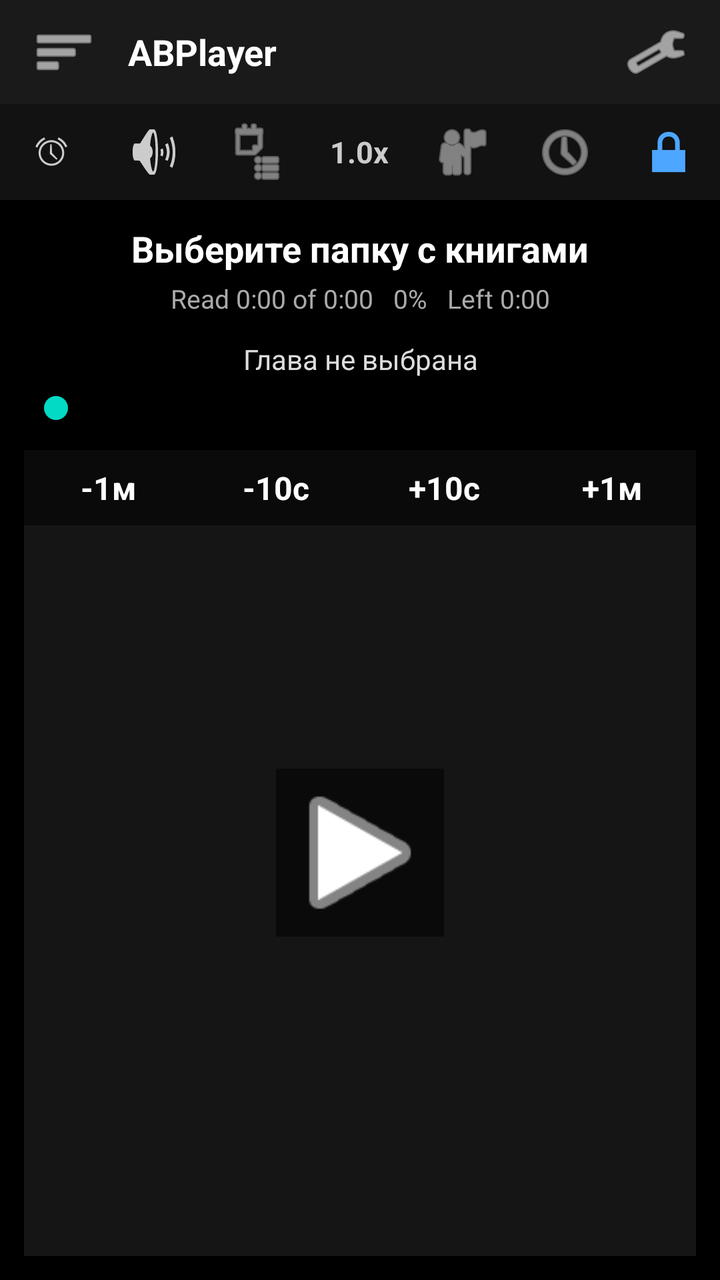
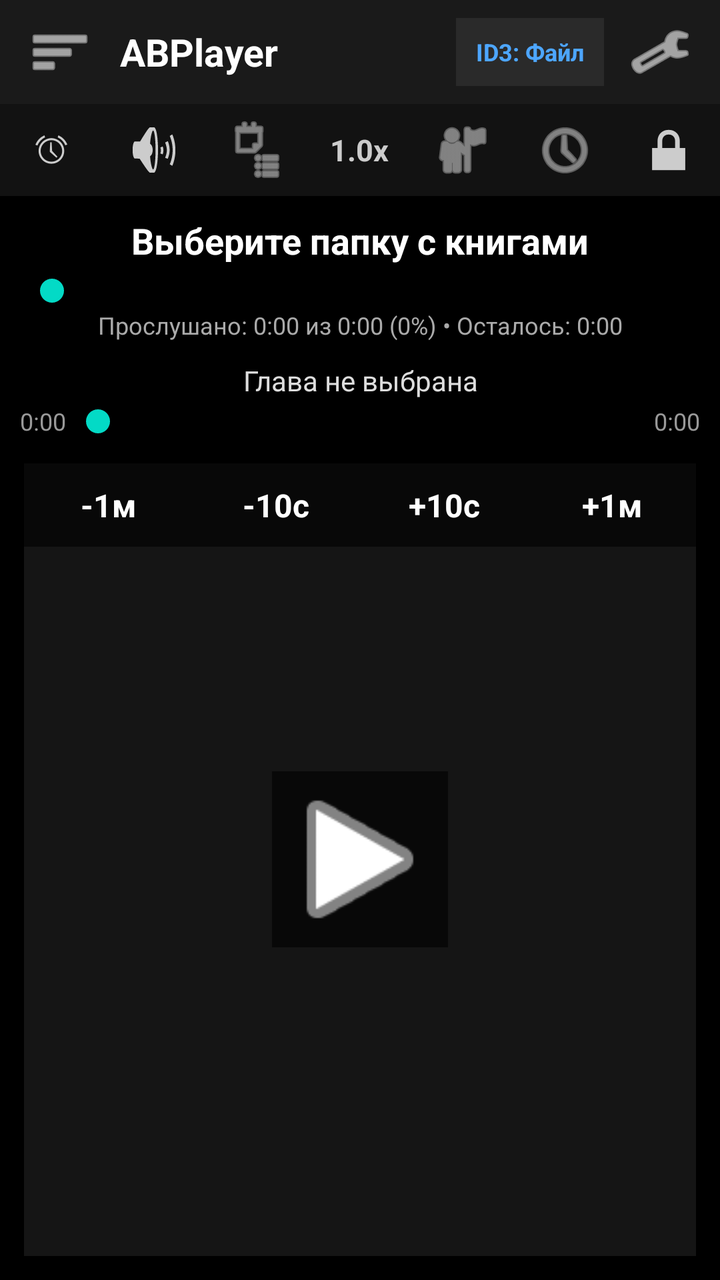

Two renders of the same Android screen: before a commit and after it. Below are the layout's source before the change and the commit's diff.
<!-- AndroidManifest.xml: application theme Theme.MaterialComponents.DayNight.NoActionBar -->
<!-- res/layout/activity_main.xml -->
<?xml version="1.0" encoding="utf-8"?>

<LinearLayout xmlns:android="http://schemas.android.com/apk/res/android"
    android:layout_width="match_parent"
    android:layout_height="match_parent"
    android:background="#000000"
    android:orientation="vertical">

    <LinearLayout
        android:layout_width="match_parent"
        android:layout_height="52dp"
        android:background="#1A1A1A"
        android:gravity="center_vertical"
        android:orientation="horizontal"
        android:paddingHorizontal="12dp">

        <ImageButton
            android:id="@+id/btnLibrary"
            android:layout_width="40dp"
            android:layout_height="40dp"
            android:background="?attr/selectableItemBackgroundBorderless"
            android:src="@android:drawable/ic_menu_sort_by_size"
            android:tint="#FFFFFF" />

        <TextView
            android:layout_width="0dp"
            android:layout_height="wrap_content"
            android:layout_marginStart="12dp"
            android:layout_weight="1"
            android:text="ABPlayer"
            android:textColor="#FFFFFF"
            android:textSize="18sp"
            android:textStyle="bold" />

        <ImageButton
            android:id="@+id/btnSettings"
            android:layout_width="40dp"
            android:layout_height="40dp"
            android:background="?attr/selectableItemBackgroundBorderless"
            android:src="@android:drawable/ic_menu_preferences"
            android:tint="#FFFFFF" />
    </LinearLayout>

    <LinearLayout
        android:id="@+id/toolbarPanel"
        android:layout_width="match_parent"
        android:layout_height="48dp"
        android:background="#121212"
        android:gravity="center"
        android:orientation="horizontal">

        <ImageButton
            android:id="@+id/btnSleep"
            android:layout_width="0dp"
            android:layout_height="match_parent"
            android:layout_weight="1"
            android:background="?attr/selectableItemBackgroundBorderless"
            android:src="@android:drawable/ic_lock_idle_alarm"
            android:tint="#CCCCCC" />

        <ImageButton
            android:id="@+id/btnAudio"
            android:layout_width="0dp"
            android:layout_height="match_parent"
            android:layout_weight="1"
            android:background="?attr/selectableItemBackgroundBorderless"
            android:src="@android:drawable/ic_lock_silent_mode_off"
            android:tint="#CCCCCC" />

        <ImageButton
            android:id="@+id/btnChapters"
            android:layout_width="0dp"
            android:layout_height="match_parent"
            android:layout_weight="1"
            android:background="?attr/selectableItemBackgroundBorderless"
            android:src="@android:drawable/ic_menu_agenda"
            android:tint="#CCCCCC" />

        <TextView
            android:id="@+id/btnSpeed"
            android:layout_width="0dp"
            android:layout_height="match_parent"
            android:layout_weight="1"
            android:gravity="center"
            android:text="1.0x"
            android:textColor="#CCCCCC"
            android:textSize="15sp"
            android:textStyle="bold" />

        <ImageButton
            android:id="@+id/btnCharacters"
            android:layout_width="0dp"
            android:layout_height="match_parent"
            android:layout_weight="1"
            android:background="?attr/selectableItemBackgroundBorderless"
            android:src="@android:drawable/ic_menu_myplaces"
            android:tint="#CCCCCC" />

        <ImageButton
            android:id="@+id/btnHistory"
            android:layout_width="0dp"
            android:layout_height="match_parent"
            android:layout_weight="1"
            android:background="?attr/selectableItemBackgroundBorderless"
            android:src="@android:drawable/ic_menu_recent_history"
            android:tint="#CCCCCC" />

        <ImageButton
            android:id="@+id/btnLock"
            android:layout_width="0dp"
            android:layout_height="match_parent"
            android:layout_weight="1"
            android:background="?attr/selectableItemBackgroundBorderless"
            android:src="@android:drawable/ic_lock_lock"
            android:tint="#4DA6FF" />
    </LinearLayout>

    <TextView
        android:id="@+id/tvBookTitle"
        android:layout_width="match_parent"
        android:layout_height="wrap_content"
        android:layout_marginTop="12dp"
        android:gravity="center"
        android:paddingHorizontal="12dp"
        android:text="Выберите папку с книгами"
        android:textColor="#FFFFFF"
        android:textSize="18sp"
        android:textStyle="bold" />

    <TextView
        android:id="@+id/tvTotalProgress"
        android:layout_width="match_parent"
        android:layout_height="wrap_content"
        android:layout_marginTop="4dp"
        android:gravity="center"
        android:text="Read 0:00 of 0:00   0%   Left 0:00"
        android:textColor="#AAAAAA"
        android:textSize="13sp" />

    <TextView
        android:id="@+id/tvChapterTitle"
        android:layout_width="match_parent"
        android:layout_height="wrap_content"
        android:layout_marginTop="12dp"
        android:gravity="center"
        android:paddingHorizontal="12dp"
        android:text="Глава не выбрана"
        android:textColor="#DDDDDD"
        android:textSize="14sp" />

    <SeekBar
        android:id="@+id/seekBar"
        android:layout_width="match_parent"
        android:layout_height="wrap_content"
        android:layout_marginHorizontal="12dp"
        android:layout_marginTop="6dp" />

    <FrameLayout
        android:layout_width="match_parent"
        android:layout_height="0dp"
        android:layout_margin="12dp"
        android:layout_weight="1"
        android:background="#151515">

        <ImageView
            android:id="@+id/ivCover"
            android:layout_width="match_parent"
            android:layout_height="match_parent"
            android:scaleType="centerCrop" />

        <LinearLayout
            android:layout_width="match_parent"
            android:layout_height="wrap_content"
            android:layout_gravity="top"
            android:background="#80000000"
            android:orientation="horizontal"
            android:paddingVertical="8dp">

            <TextView
                android:id="@+id/btnRew1m"
                android:layout_width="0dp"
                android:layout_height="wrap_content"
                android:layout_weight="1"
                android:gravity="center"
                android:text="-1м"
                android:textColor="#FFFFFF"
                android:textSize="16sp"
                android:textStyle="bold" />

            <TextView
                android:id="@+id/btnRew10s"
                android:layout_width="0dp"
                android:layout_height="wrap_content"
                android:layout_weight="1"
                android:gravity="center"
                android:text="-10с"
                android:textColor="#FFFFFF"
                android:textSize="16sp"
                android:textStyle="bold" />

            <TextView
                android:id="@+id/btnFwd10s"
                android:layout_width="0dp"
                android:layout_height="wrap_content"
                android:layout_weight="1"
                android:gravity="center"
                android:text="+10с"
                android:textColor="#FFFFFF"
                android:textSize="16sp"
                android:textStyle="bold" />

            <TextView
                android:id="@+id/btnFwd1m"
                android:layout_width="0dp"
                android:layout_height="wrap_content"
                android:layout_weight="1"
                android:gravity="center"
                android:text="+1м"
                android:textColor="#FFFFFF"
                android:textSize="16sp"
                android:textStyle="bold" />
        </LinearLayout>

        <ImageButton
            android:id="@+id/btnPlayPause"
            android:layout_width="84dp"
            android:layout_height="84dp"
            android:layout_gravity="center"
            android:background="#80000000"
            android:scaleType="fitCenter"
            android:src="@android:drawable/ic_media_play"
            android:tint="#FFFFFF" />
    </FrameLayout>

</LinearLayout>
<!-- resources referenced by this layout -->
<resources>

</resources>

<!-- the commit's change to res/layout/activity_main.xml (unified diff, before → after) -->
@@ -1,50 +1,66 @@
 <?xml version="1.0" encoding="utf-8"?>
 
 <LinearLayout xmlns:android="http://schemas.android.com/apk/res/android"
+    xmlns:app="http://schemas.android.com/apk/res/android"
     android:layout_width="match_parent"
     android:layout_height="match_parent"
     android:background="#000000"
     android:orientation="vertical">
 
+    
     <LinearLayout
         android:layout_width="match_parent"
         android:layout_height="52dp"
         android:background="#1A1A1A"
         android:gravity="center_vertical"
         android:orientation="horizontal"
-        android:paddingHorizontal="12dp">
+        android:paddingHorizontal="8dp">
 
         <ImageButton
             android:id="@+id/btnLibrary"
-            android:layout_width="40dp"
-            android:layout_height="40dp"
+            android:layout_width="44dp"
+            android:layout_height="44dp"
             android:background="?attr/selectableItemBackgroundBorderless"
             android:src="@android:drawable/ic_menu_sort_by_size"
-            android:tint="#FFFFFF" />
-
-        <TextView
-            android:layout_width="0dp"
-            android:layout_height="wrap_content"
-            android:layout_marginStart="12dp"
-            android:layout_weight="1"
-            android:text="ABPlayer"
+            app:tint="#FFFFFF" />
+
+        <TextView
+            android:layout_width="0dp"
+            android:layout_height="wrap_content"
+            android:layout_marginStart="8dp"
+            android:layout_weight="1"
+            android:text="@string/app_name"
             android:textColor="#FFFFFF"
-            android:textSize="18sp"
+            android:textSize="19sp"
             android:textStyle="bold" />
 
+        <TextView
+            android:id="@+id/btnId3Mode"
+            android:layout_width="wrap_content"
+            android:layout_height="34dp"
+            android:layout_marginEnd="6dp"
+            android:background="#2A2A2A"
+            android:gravity="center"
+            android:paddingHorizontal="10dp"
+            android:text="ID3: Файл"
+            android:textColor="#4DA6FF"
+            android:textSize="12sp"
+            android:textStyle="bold" />
+
         <ImageButton
             android:id="@+id/btnSettings"
-            android:layout_width="40dp"
-            android:layout_height="40dp"
+            android:layout_width="44dp"
+            android:layout_height="44dp"
             android:background="?attr/selectableItemBackgroundBorderless"
             android:src="@android:drawable/ic_menu_preferences"
-            android:tint="#FFFFFF" />
+            app:tint="#FFFFFF" />
     </LinearLayout>
 
+    
     <LinearLayout
         android:id="@+id/toolbarPanel"
         android:layout_width="match_parent"
-        android:layout_height="48dp"
+        android:layout_height="46dp"
         android:background="#121212"
         android:gravity="center"
         android:orientation="horizontal">
@@ -56,7 +72,7 @@
             android:layout_weight="1"
             android:background="?attr/selectableItemBackgroundBorderless"
             android:src="@android:drawable/ic_lock_idle_alarm"
-            android:tint="#CCCCCC" />
+            app:tint="#CCCCCC" />
 
         <ImageButton
             android:id="@+id/btnAudio"
@@ -65,7 +81,7 @@
             android:layout_weight="1"
             android:background="?attr/selectableItemBackgroundBorderless"
             android:src="@android:drawable/ic_lock_silent_mode_off"
-            android:tint="#CCCCCC" />
+            app:tint="#CCCCCC" />
 
         <ImageButton
             android:id="@+id/btnChapters"
@@ -74,7 +90,7 @@
             android:layout_weight="1"
             android:background="?attr/selectableItemBackgroundBorderless"
             android:src="@android:drawable/ic_menu_agenda"
-            android:tint="#CCCCCC" />
+            app:tint="#CCCCCC" />
 
         <TextView
             android:id="@+id/btnSpeed"
@@ -94,7 +110,7 @@
             android:layout_weight="1"
             android:background="?attr/selectableItemBackgroundBorderless"
             android:src="@android:drawable/ic_menu_myplaces"
-            android:tint="#CCCCCC" />
+            app:tint="#CCCCCC" />
 
         <ImageButton
             android:id="@+id/btnHistory"
@@ -103,7 +119,7 @@
             android:layout_weight="1"
             android:background="?attr/selectableItemBackgroundBorderless"
             android:src="@android:drawable/ic_menu_recent_history"
-            android:tint="#CCCCCC" />
+            app:tint="#CCCCCC" />
 
         <ImageButton
             android:id="@+id/btnLock"
@@ -112,49 +128,87 @@
             android:layout_weight="1"
             android:background="?attr/selectableItemBackgroundBorderless"
             android:src="@android:drawable/ic_lock_lock"
-            android:tint="#4DA6FF" />
+            app:tint="#CCCCCC" />
     </LinearLayout>
 
+    
     <TextView
         android:id="@+id/tvBookTitle"
         android:layout_width="match_parent"
         android:layout_height="wrap_content"
-        android:layout_marginTop="12dp"
-        android:gravity="center"
+        android:layout_marginTop="10dp"
+        android:ellipsize="end"
+        android:gravity="center"
+        android:maxLines="1"
         android:paddingHorizontal="12dp"
-        android:text="Выберите папку с книгами"
+        android:text="@string/select_folder_prompt"
         android:textColor="#FFFFFF"
         android:textSize="18sp"
         android:textStyle="bold" />
 
+    <SeekBar
+        android:id="@+id/seekBarBook"
+        android:layout_width="match_parent"
+        android:layout_height="wrap_content"
+        android:layout_marginHorizontal="10dp"
+        android:layout_marginTop="4dp"
+        android:max="1000" />
+
     <TextView
         android:id="@+id/tvTotalProgress"
         android:layout_width="match_parent"
         android:layout_height="wrap_content"
-        android:layout_marginTop="4dp"
-        android:gravity="center"
-        android:text="Read 0:00 of 0:00   0%   Left 0:00"
+        android:gravity="center"
+        android:text="Прослушано: 0:00 из 0:00 (0%) • Осталось: 0:00"
         android:textColor="#AAAAAA"
-        android:textSize="13sp" />
-
+        android:textSize="12sp" />
+
+    
     <TextView
         android:id="@+id/tvChapterTitle"
         android:layout_width="match_parent"
         android:layout_height="wrap_content"
-        android:layout_marginTop="12dp"
-        android:gravity="center"
+        android:layout_marginTop="10dp"
+        android:ellipsize="end"
+        android:gravity="center"
+        android:maxLines="1"
         android:paddingHorizontal="12dp"
-        android:text="Глава не выбрана"
+        android:text="@string/chapter_not_selected"
         android:textColor="#DDDDDD"
         android:textSize="14sp" />
 
-    <SeekBar
-        android:id="@+id/seekBar"
-        android:layout_width="match_parent"
-        android:layout_height="wrap_content"
-        android:layout_marginHorizontal="12dp"
-        android:layout_marginTop="6dp" />
-
+    <LinearLayout
+        android:layout_width="match_parent"
+        android:layout_height="wrap_content"
+        android:layout_marginTop="2dp"
+        android:gravity="center_vertical"
+        android:orientation="horizontal"
+        android:paddingHorizontal="10dp">
+
+        <TextView
+            android:id="@+id/tvChapterElapsed"
+            android:layout_width="wrap_content"
+            android:layout_height="wrap_content"
+            android:text="0:00"
+            android:textColor="#999999"
+            android:textSize="12sp" />
+
+        <SeekBar
+            android:id="@+id/seekBar"
+            android:layout_width="0dp"
+            android:layout_height="wrap_content"
+            android:layout_weight="1" />
+
+        <TextView
+            android:id="@+id/tvChapterDuration"
+            android:layout_width="wrap_content"
+            android:layout_height="wrap_content"
+            android:text="0:00"
+            android:textColor="#999999"
+            android:textSize="12sp" />
+    </LinearLayout>
+
+    
     <FrameLayout
         android:layout_width="match_parent"
         android:layout_height="0dp"
@@ -172,9 +226,9 @@
             android:layout_width="match_parent"
             android:layout_height="wrap_content"
             android:layout_gravity="top"
-            android:background="#80000000"
+            android:background="#99000000"
             android:orientation="horizontal"
-            android:paddingVertical="8dp">
+            android:paddingVertical="10dp">
 
             <TextView
                 android:id="@+id/btnRew1m"
@@ -223,13 +277,13 @@
 
         <ImageButton
             android:id="@+id/btnPlayPause"
-            android:layout_width="84dp"
-            android:layout_height="84dp"
+            android:layout_width="88dp"
+            android:layout_height="88dp"
             android:layout_gravity="center"
-            android:background="#80000000"
+            android:background="#99000000"
             android:scaleType="fitCenter"
             android:src="@android:drawable/ic_media_play"
-            android:tint="#FFFFFF" />
+            app:tint="#FFFFFF" />
     </FrameLayout>
 
 </LinearLayout>
<!-- resource entries referenced after the edit -->
@@ -1,5 +1,7 @@
 <!-- resources referenced by this layout -->
 <resources>
-
+  <string name="app_name">ABPlayer</string>
+  <string name="chapter_not_selected">Глава не выбрана</string>
+  <string name="select_folder_prompt">Выберите папку с книгами</string>
 </resources>
 
